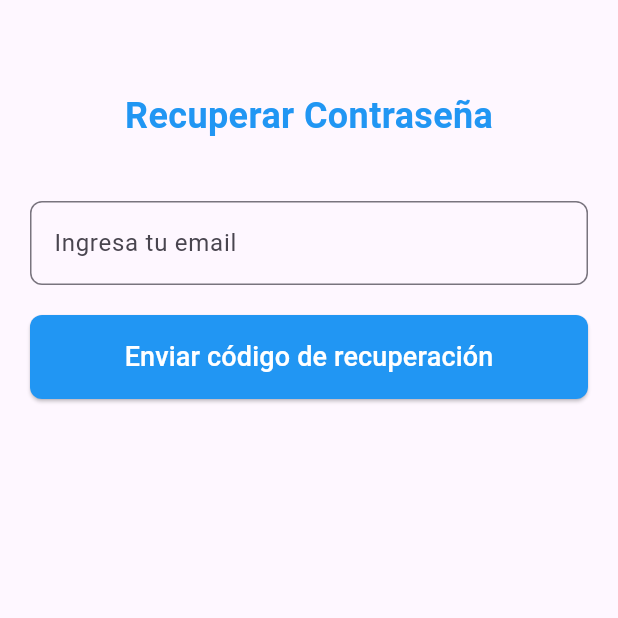
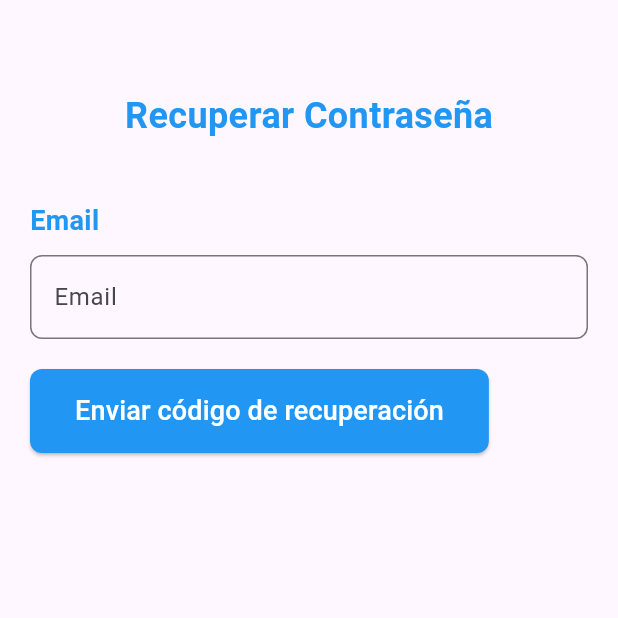
Before and after one commit to gallinero-pateado/app-U, a Flutter app: the RecoverPasswordPage screen opened by its route, on a phone screen of 412 x 824 dp, the top half of it. Run offline on Flutter 3.47's test engine with Material 3 defaults, Android fonts, the phone set to English and light mode, and no system bars; our stand-ins replace supabase_flutter; accounts and stored records are empty.

Commit message:
arreglo de diseño recover

```diff
--- a/lib/Screens/recover_password.dart
+++ b/lib/Screens/recover_password.dart
@@ -20,7 +20,7 @@ class RecoverPasswordPageState extends State<RecoverPasswordPage> {
           child: Form(
             key: _formKey,
             child: Column(
-              crossAxisAlignment: CrossAxisAlignment.stretch,
+              crossAxisAlignment: CrossAxisAlignment.start,
               children: <Widget>[
                 const SizedBox(height: 40),
                 const Center(
@@ -34,10 +34,19 @@ class RecoverPasswordPageState extends State<RecoverPasswordPage> {
                   ),
                 ),
                 const SizedBox(height: 40),
+                const Text(
+                  'Email',
+                  style: TextStyle(
+                    fontSize: 18,
+                    fontWeight: FontWeight.bold,
+                    color: Colors.blue,
+                  ),
+                ),
+                const SizedBox(height: 10),
                 TextFormField(
                   controller: _emailController,
                   decoration: InputDecoration(
-                    hintText: 'Ingresa tu email',
+                    hintText: 'Email',
                     border: OutlineInputBorder(
                       borderRadius: BorderRadius.circular(8.0),
                     ),
@@ -63,6 +72,7 @@ class RecoverPasswordPageState extends State<RecoverPasswordPage> {
                     foregroundColor: Colors.white,
                     backgroundColor: Colors.blue,
                     padding: const EdgeInsets.symmetric(
+                      horizontal: 30,
                       vertical: 15,
                     ),
                     shape: RoundedRectangleBorder(
@@ -81,11 +91,4 @@ class RecoverPasswordPageState extends State<RecoverPasswordPage> {
       ),
     );
   }
-
-  Widget formItemsDesign(icon, item) {
-    return Padding(
-      padding: const EdgeInsets.symmetric(vertical: 7),
-      child: Card(child: ListTile(leading: Icon(icon), title: item)),
-    );
-  }
 }
```
Also changed, not shown: 1 other file.
